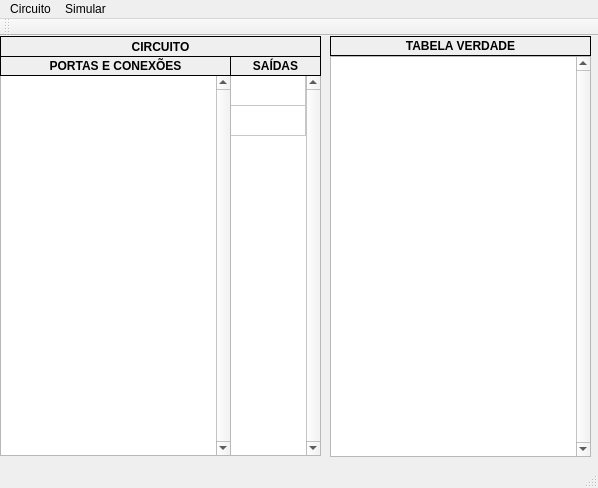
Before: the Qt Designer form Circuito/circuito.ui in gilvandrocesardemedeiros/Object-Oriented-Programming, drawn with Qt 5.
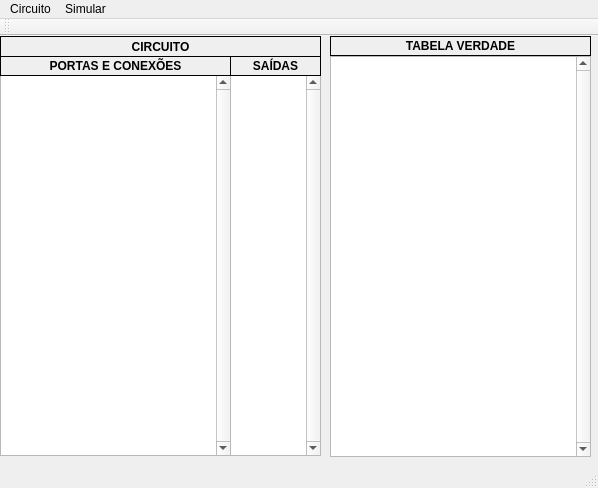
After: the same form once the commit is applied.

The edit to the form file:
```diff
--- a/Circuito/circuito.ui
+++ b/Circuito/circuito.ui
@@ -245,7 +245,7 @@
      <bool>true</bool>
     </property>
     <property name="rowCount">
-     <number>2</number>
+     <number>0</number>
     </property>
     <property name="columnCount">
      <number>1</number>
@@ -262,8 +262,6 @@
     <attribute name="verticalHeaderVisible">
      <bool>false</bool>
     </attribute>
-    <row/>
-    <row/>
     <column/>
    </widget>
    <widget class="QTableWidget" name="tableWidget_3">
```
Left out of the diff: 30 changed lines with no effect on the pictures.
